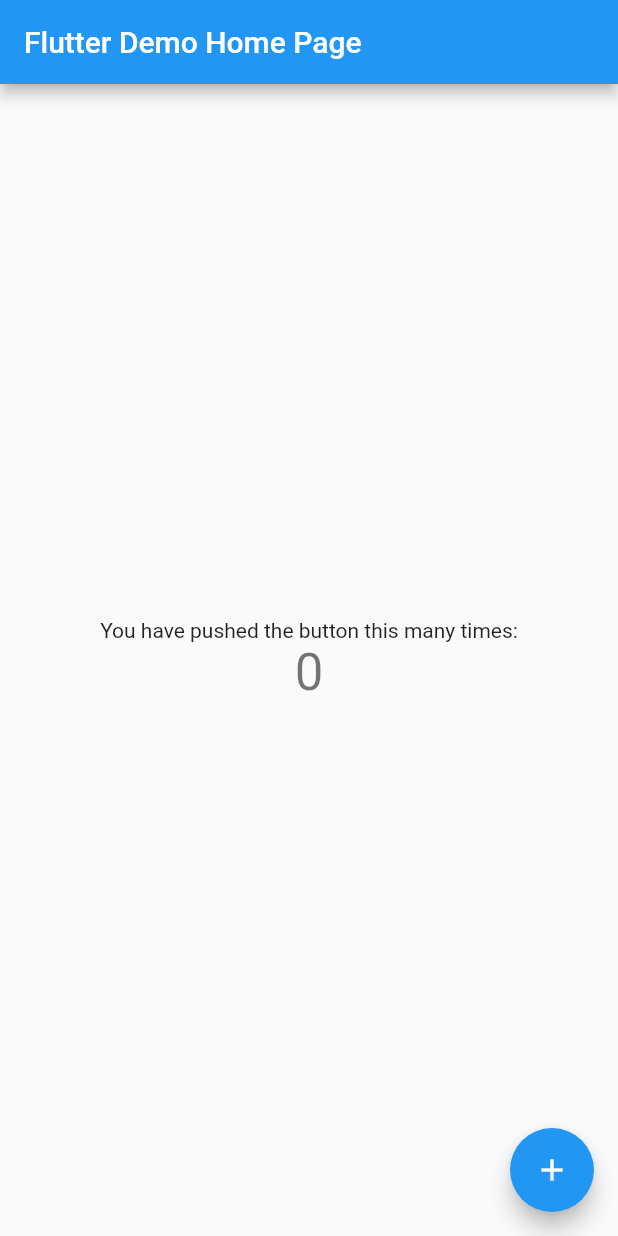
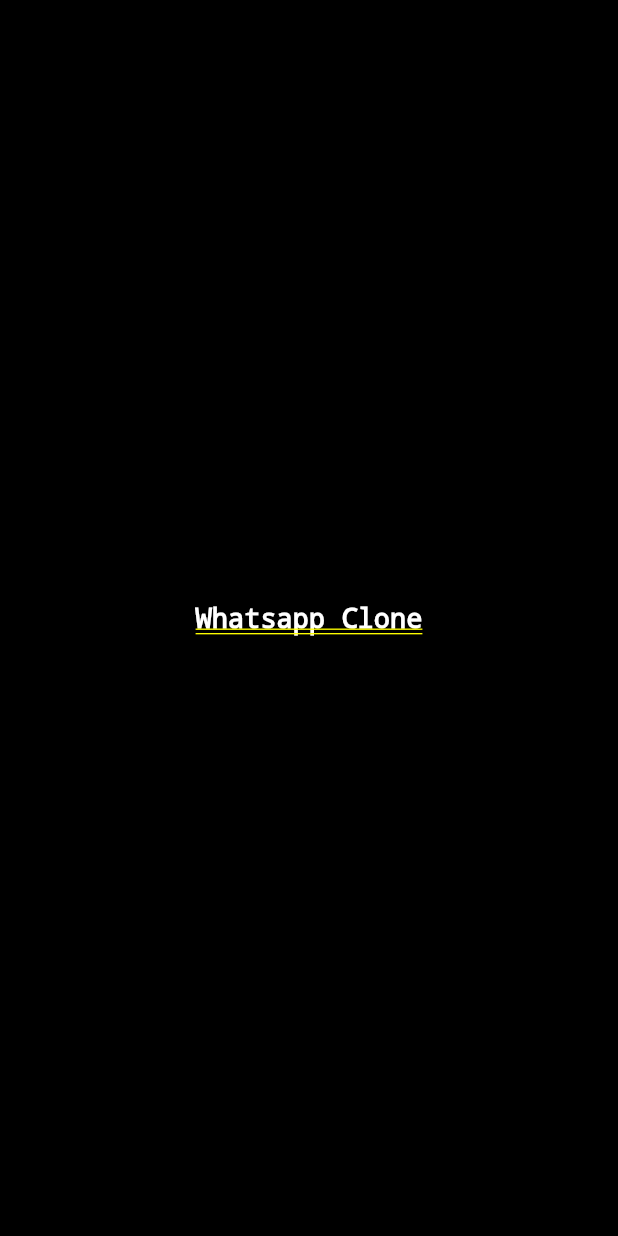
Before and after one commit to thakurrachitsingh/BroCode_FlutterApp, a Flutter app: the first screen one second after launch, on a phone screen of 412 x 824 dp. Run offline on Flutter 3.47's test engine with Material 2 defaults, Android fonts, the phone set to English and light mode, and no system bars.

Commit message:
Text widget applied

```diff
--- a/lib/main.dart
+++ b/lib/main.dart
@@ -1,3 +1,4 @@
+import 'package:BroCode_FlutterApp/splash_screen.dart';
 import 'package:flutter/material.dart';
 
 void main() {
@@ -5,113 +6,8 @@ void main() {
 }
 
 class MyApp extends StatelessWidget {
-  // This widget is the root of your application.
   @override
   Widget build(BuildContext context) {
-    return MaterialApp(
-      title: 'Flutter Demo',
-      theme: ThemeData(
-        // This is the theme of your application.
-        //
-        // Try running your application with "flutter run". You'll see the
-        // application has a blue toolbar. Then, without quitting the app, try
-        // changing the primarySwatch below to Colors.green and then invoke
-        // "hot reload" (press "r" in the console where you ran "flutter run",
-        // or simply save your changes to "hot reload" in a Flutter IDE).
-        // Notice that the counter didn't reset back to zero; the application
-        // is not restarted.
-        primarySwatch: Colors.blue,
-        // This makes the visual density adapt to the platform that you run
-        // the app on. For desktop platforms, the controls will be smaller and
-        // closer together (more dense) than on mobile platforms.
-        visualDensity: VisualDensity.adaptivePlatformDensity,
-      ),
-      home: MyHomePage(title: 'Flutter Demo Home Page'),
-    );
+    return MaterialApp(home: SplashScreen());
   }
 }
-
-class MyHomePage extends StatefulWidget {
-  MyHomePage({Key key, this.title}) : super(key: key);
-
-  // This widget is the home page of your application. It is stateful, meaning
-  // that it has a State object (defined below) that contains fields that affect
-  // how it looks.
-
-  // This class is the configuration for the state. It holds the values (in this
-  // case the title) provided by the parent (in this case the App widget) and
-  // used by the build method of the State. Fields in a Widget subclass are
-  // always marked "final".
-
-  final String title;
-
-  @override
-  _MyHomePageState createState() => _MyHomePageState();
-}
-
-class _MyHomePageState extends State<MyHomePage> {
-  int _counter = 0;
-
-  void _incrementCounter() {
-    setState(() {
-      // This call to setState tells the Flutter framework that something has
-      // changed in this State, which causes it to rerun the build method below
-      // so that the display can reflect the updated values. If we changed
-      // _counter without calling setState(), then the build method would not be
-      // called again, and so nothing would appear to happen.
-      _counter++;
-    });
-  }
-
-  @override
-  Widget build(BuildContext context) {
-    // This method is rerun every time setState is called, for instance as done
-    // by the _incrementCounter method above.
-    //
-    // The Flutter framework has been optimized to make rerunning build methods
-    // fast, so that you can just rebuild anything that needs updating rather
-    // than having to individually change instances of widgets.
-    return Scaffold(
-      appBar: AppBar(
-        // Here we take the value from the MyHomePage object that was created by
-        // the App.build method, and use it to set our appbar title.
-        title: Text(widget.title),
-      ),
-      body: Center(
-        // Center is a layout widget. It takes a single child and positions it
-        // in the middle of the parent.
-        child: Column(
-          // Column is also a layout widget. It takes a list of children and
-          // arranges them vertically. By default, it sizes itself to fit its
-          // children horizontally, and tries to be as tall as its parent.
-          //
-          // Invoke "debug painting" (press "p" in the console, choose the
-          // "Toggle Debug Paint" action from the Flutter Inspector in Android
-          // Studio, or the "Toggle Debug Paint" command in Visual Studio Code)
-          // to see the wireframe for each widget.
-          //
-          // Column has various properties to control how it sizes itself and
-          // how it positions its children. Here we use mainAxisAlignment to
-          // center the children vertically; the main axis here is the vertical
-          // axis because Columns are vertical (the cross axis would be
-          // horizontal).
-          mainAxisAlignment: MainAxisAlignment.center,
-          children: <Widget>[
-            Text(
-              'You have pushed the button this many times:',
-            ),
-            Text(
-              '$_counter',
-              style: Theme.of(context).textTheme.headline4,
-            ),
-          ],
-        ),
-      ),
-      floatingActionButton: FloatingActionButton(
-        onPressed: _incrementCounter,
-        tooltip: 'Increment',
-        child: Icon(Icons.add),
-      ), // This trailing comma makes auto-formatting nicer for build methods.
-    );
-  }
-}
--- /dev/null
+++ b/lib/registration_screen.dart
@@ -0,0 +1,18 @@
+import 'package:flutter/material.dart';
+
+class RegistrationScreen extends StatefulWidget {
+  @override
+  _RegistrationScreenState createState() => _RegistrationScreenState();
+}
+
+class _RegistrationScreenState extends State<RegistrationScreen> {
+  @override
+  Widget build(BuildContext context) {
+    return Scaffold(
+      body: Text(
+        "Welcome to WhatsApp",
+        style: TextStyle(),
+      ),
+    );
+  }
+}
--- /dev/null
+++ b/lib/splash_screen.dart
@@ -0,0 +1,40 @@
+import 'dart:async';
+
+import 'package:BroCode_FlutterApp/registration_screen.dart';
+import 'package:flutter/material.dart';
+
+class SplashScreen extends StatefulWidget {
+  @override
+  _SplashScreenState createState() => _SplashScreenState();
+}
+
+class _SplashScreenState extends State<SplashScreen> {
+  @override
+  void initState() {
+    Timer(Duration(seconds: 3), () {
+      Navigator.push(context, MaterialPageRoute(builder: (context) {
+        return RegistrationScreen();
+      }));
+    });
+    super.initState();
+  }
+
+  @override
+  Widget build(BuildContext context) {
+    return Container(
+      height: double.infinity,
+      width: double.infinity,
+      color: Colors.black,
+      child: Center(
+        child: Text(
+          "Whatsapp Clone",
+          style: TextStyle(
+            fontSize: 18.0,
+            color: Colors.white,
+            fontWeight: FontWeight.bold,
+          ),
+        ),
+      ),
+    );
+  }
+}
```
